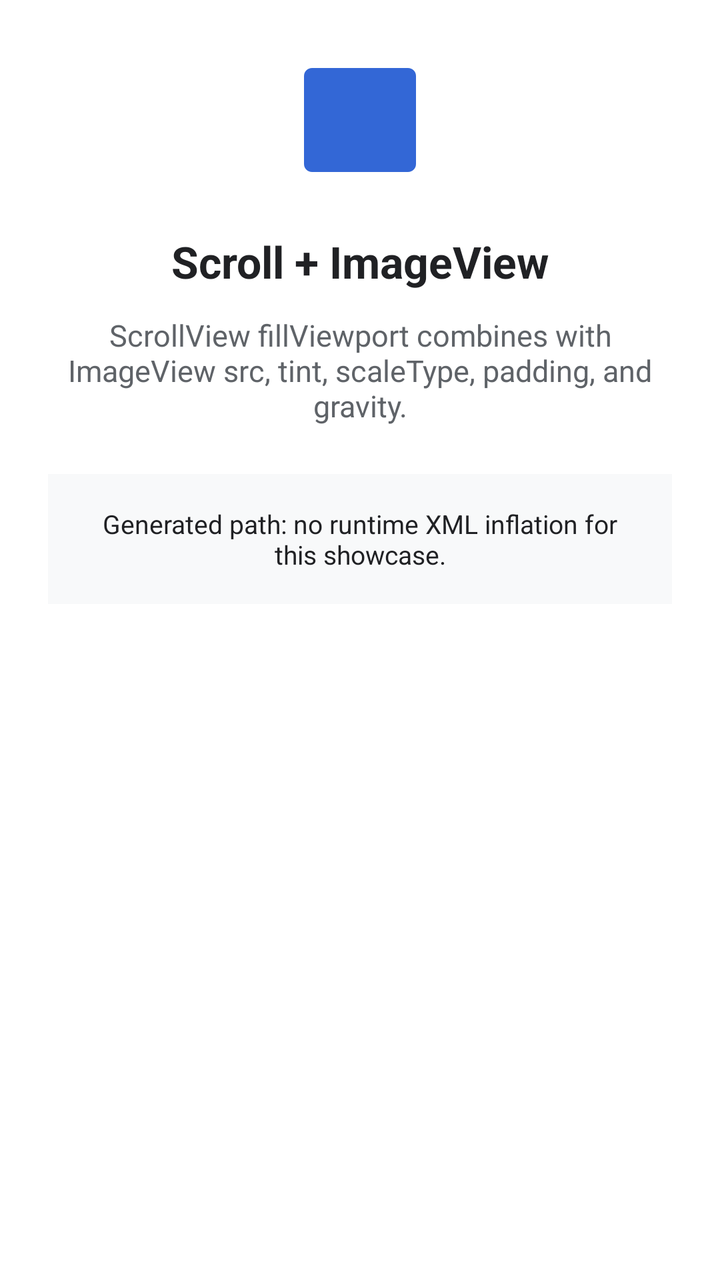
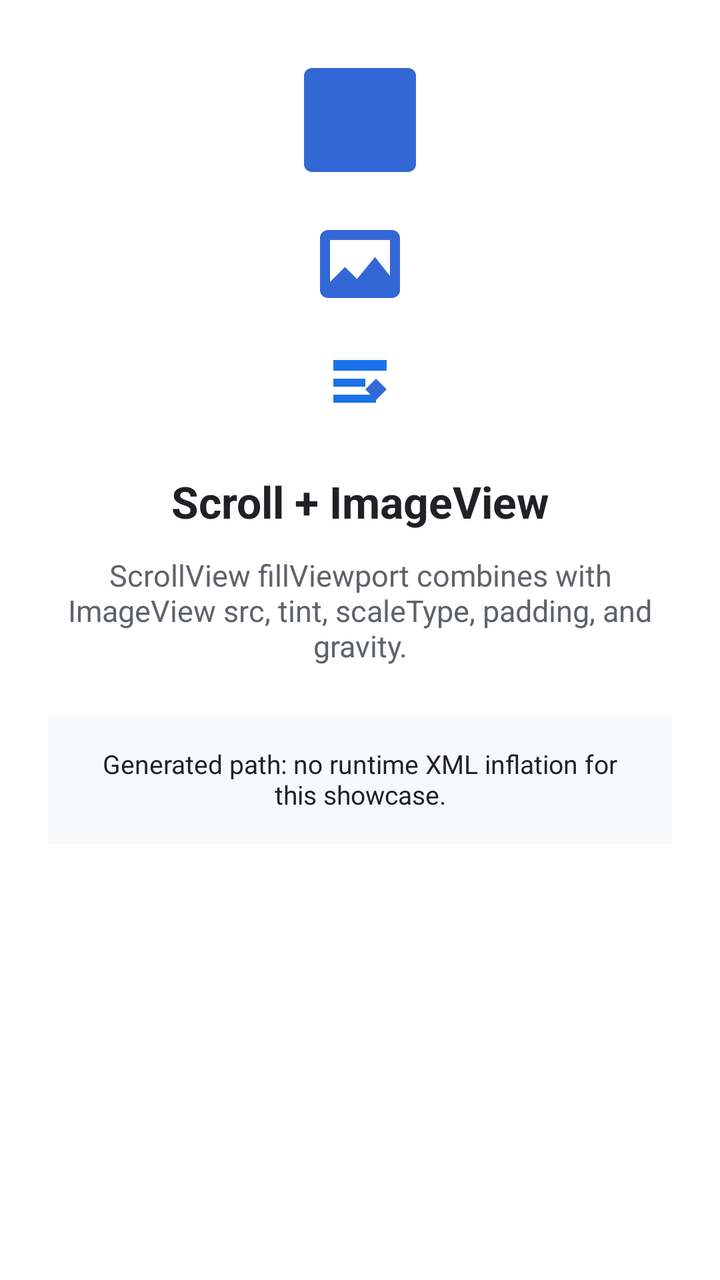

Before-and-after screenshots of an Android layout around one commit, followed by the original layout XML and the change that was made.
<!-- AndroidManifest.xml: application theme Theme.LayoutX2CDemo -->
<!-- res/layout/demo_scroll_image.xml -->
<?xml version="1.0" encoding="utf-8"?>
<ScrollView xmlns:android="http://schemas.android.com/apk/res/android"
    android:layout_width="match_parent"
    android:layout_height="match_parent"
    android:background="@color/demo_surface"
    android:fillViewport="true">

    <LinearLayout
        android:layout_width="match_parent"
        android:layout_height="wrap_content"
        android:gravity="center_horizontal"
        android:orientation="vertical"
        android:padding="24dp">

        <ImageView
            android:id="@+id/demo_scroll_image_icon"
            android:layout_width="72dp"
            android:layout_height="72dp"
            android:layout_gravity="center_horizontal"
            android:src="@drawable/ic_demo_scroll_image"
            android:scaleType="centerInside"
            android:tint="@color/demo_image_tint" />

        <TextView
            android:id="@+id/demo_scroll_image_title"
            android:layout_width="match_parent"
            android:layout_height="wrap_content"
            android:layout_marginTop="20dp"
            android:gravity="center"
            android:text="@string/demo_scroll_image_title"
            android:textColor="@color/demo_text_primary"
            android:textSize="22sp"
            android:textStyle="bold" />

        <TextView
            android:id="@+id/demo_scroll_image_body"
            android:layout_width="match_parent"
            android:layout_height="wrap_content"
            android:layout_marginTop="12dp"
            android:gravity="center"
            android:paddingStart="8dp"
            android:paddingEnd="8dp"
            android:text="@string/demo_scroll_image_body"
            android:textColor="@color/code_viewer_muted_text"
            android:textSize="15sp" />

        <TextView
            android:id="@+id/demo_scroll_image_caption"
            android:layout_width="match_parent"
            android:layout_height="wrap_content"
            android:layout_marginTop="24dp"
            android:background="@color/demo_surface_variant"
            android:gravity="center"
            android:padding="16dp"
            android:text="@string/demo_scroll_image_caption"
            android:textColor="@color/demo_text_primary"
            android:textSize="13sp" />

    </LinearLayout>
</ScrollView>
<!-- resources referenced by this layout -->
<resources>
  <color name="code_viewer_muted_text">#5F6368</color>
  <color name="demo_image_tint">#3367D6</color>
  <color name="demo_surface">#FFFFFF</color>
  <color name="demo_surface_variant">#F8F9FA</color>
  <color name="demo_text_primary">#202124</color>
  <!-- drawable ic_demo_scroll_image (drawable) -->
  <?xml version="1.0" encoding="utf-8"?>
  <vector xmlns:android="http://schemas.android.com/apk/res/android"
      android:width="72dp"
      android:height="72dp"
      android:viewportWidth="72"
      android:viewportHeight="72">
  
      <path
          android:fillColor="#FFFFFFFF"
          android:pathData="M12,10h48c2.2,0 4,1.8 4,4v44c0,2.2 -1.8,4 -4,4H12c-2.2,0 -4,-1.8 -4,-4V14c0,-2.2 1.8,-4 4,-4z" />
  
      <path
          android:fillColor="#FF1A73E8"
          android:pathData="M16,18h40v8H16zM16,32h24v6H16zM16,44h32v6H16z" />
  
      <path
          android:fillColor="#FF3367D6"
          android:pathData="M48,32l8,8 -8,8 -8,-8z" />
  </vector>
  <string name="demo_scroll_image_body">ScrollView fillViewport combines with ImageView src, tint, scaleType, padding, and gravity.</string>
  <string name="demo_scroll_image_caption">Generated path: no runtime XML inflation for this showcase.</string>
  <string name="demo_scroll_image_title">Scroll + ImageView</string>
  <style name="Theme.LayoutX2CDemo" parent="Theme.MaterialComponents.Light.NoActionBar">
          <item name="android:windowBackground">@color/demo_surface</item>
          <item name="android:colorAccent">@color/demo_primary</item>
          <item name="colorPrimary">@color/demo_primary</item>
          <item name="colorPrimaryVariant">@color/demo_primary</item>
          <item name="colorOnPrimary">@color/demo_on_primary</item>
          <item name="colorSurface">@color/demo_surface</item>
          <item name="colorOnSurface">@color/demo_text_primary</item>
      </style>
  <color name="demo_primary">#1A73E8</color>
  <color name="demo_on_primary">#FFFFFF</color>
</resources>

<!-- the commit's change to res/layout/demo_scroll_image.xml (unified diff, before → after) -->
@@ -20,6 +20,25 @@
             android:src="@drawable/ic_demo_scroll_image"
             android:scaleType="centerInside"
             android:tint="@color/demo_image_tint" />
+
+        <ImageView
+            android:id="@+id/demo_scroll_image_crop"
+            android:layout_width="48dp"
+            android:layout_height="48dp"
+            android:layout_gravity="center_horizontal"
+            android:layout_marginTop="12dp"
+            android:src="@drawable/ic_layoutx2c_demo"
+            android:scaleType="centerCrop"
+            android:tint="@color/demo_image_tint" />
+
+        <ImageView
+            android:id="@+id/demo_scroll_image_fit"
+            android:layout_width="96dp"
+            android:layout_height="48dp"
+            android:layout_gravity="center_horizontal"
+            android:layout_marginTop="12dp"
+            android:src="@drawable/ic_demo_scroll_image"
+            android:scaleType="fitCenter" />
 
         <TextView
             android:id="@+id/demo_scroll_image_title"
<!-- resource entries referenced after the edit -->
@@ -25,6 +25,17 @@
           android:fillColor="#FF3367D6"
           android:pathData="M48,32l8,8 -8,8 -8,-8z" />
   </vector>
+  <!-- drawable ic_layoutx2c_demo (drawable) -->
+  <?xml version="1.0" encoding="utf-8"?>
+  <vector xmlns:android="http://schemas.android.com/apk/res/android"
+      android:width="96dp"
+      android:height="96dp"
+      android:viewportWidth="96"
+      android:viewportHeight="96">
+      <path
+          android:fillColor="#FF000000"
+          android:pathData="M16,14h64c4.4,0 8,3.6 8,8v52c0,4.4 -3.6,8 -8,8H16c-4.4,0 -8,-3.6 -8,-8V22c0,-4.4 3.6,-8 8,-8zM18,24v42l15,-15 12,12 18,-22 15,19V24H18z" />
+  </vector>
   <string name="demo_scroll_image_body">ScrollView fillViewport combines with ImageView src, tint, scaleType, padding, and gravity.</string>
   <string name="demo_scroll_image_caption">Generated path: no runtime XML inflation for this showcase.</string>
   <string name="demo_scroll_image_title">Scroll + ImageView</string>
